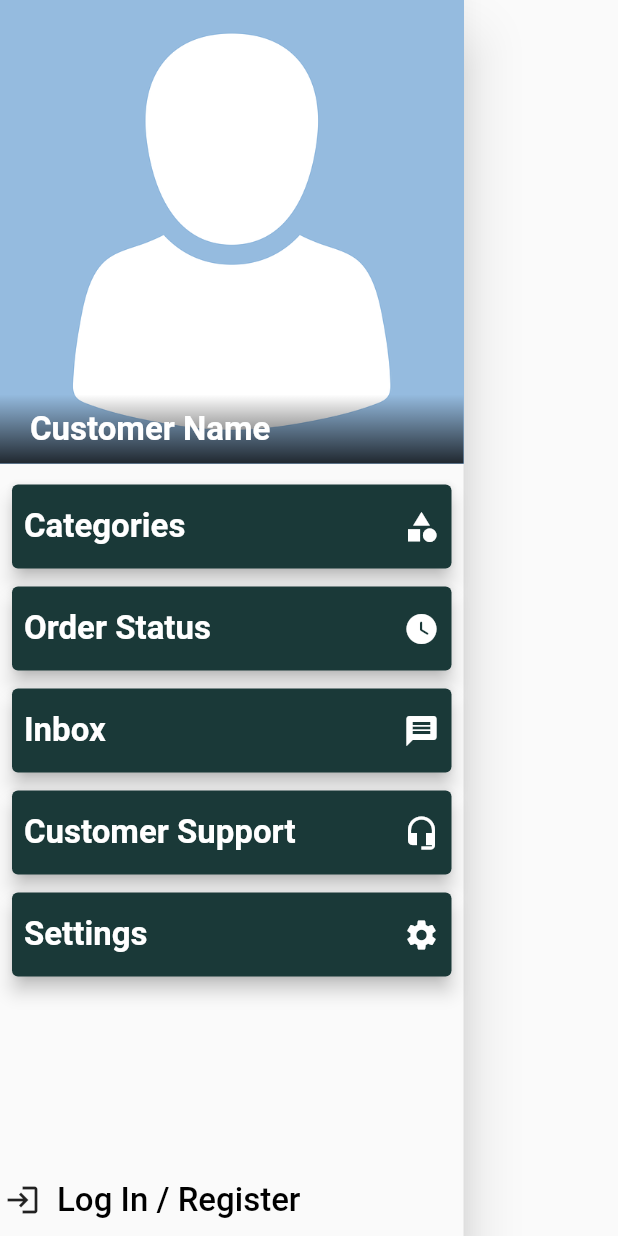
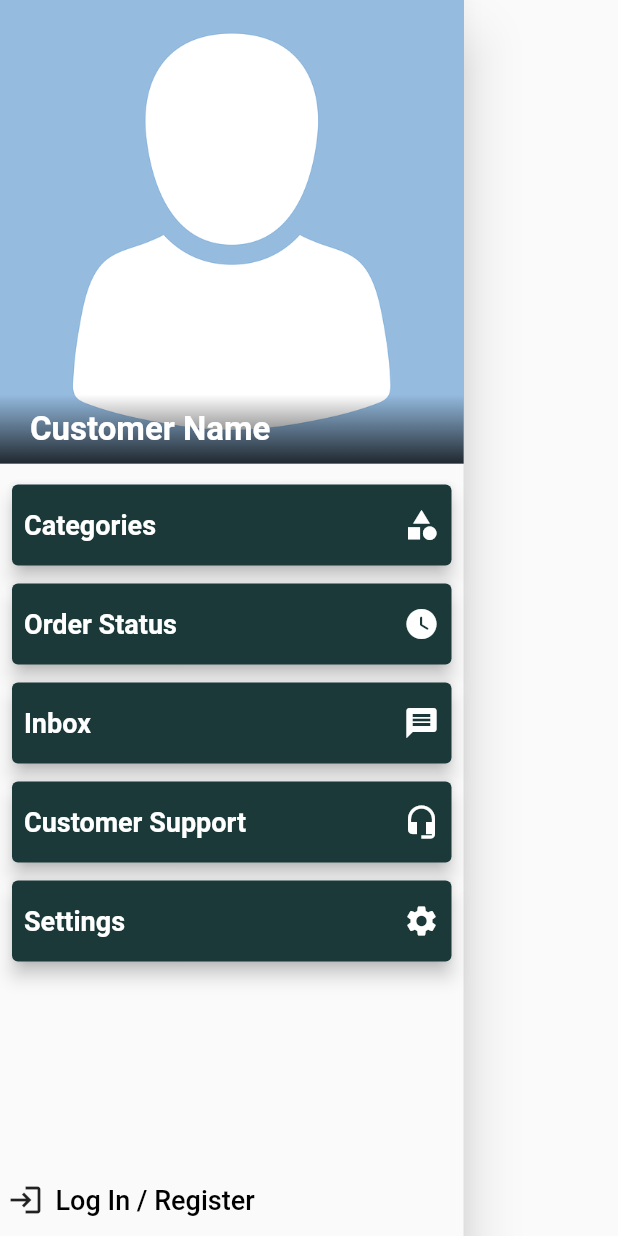
Before and after one commit to NABDroid/multivendor_ecommerce, a Flutter app: the NavigationDrawerWidget widget shown alone on an empty page, opened directly, on a phone screen of 412 x 824 dp. Run offline on Flutter 3.47's test engine with Material 2 defaults, Android fonts, the phone set to English and light mode, and no system bars; our stand-ins replace carousel_slider, equatable, flutter_spinkit, flutter_svg; missing offline and left inert: dart:ffi; network calls fail.

Commit message:
made minor adjustments to Menu Drawer

```diff
--- a/lib/CustomWidgets/NavigationDrawerWidget.dart
+++ b/lib/CustomWidgets/NavigationDrawerWidget.dart
@@ -140,12 +140,12 @@ class NavigationDrawerWidget extends StatelessWidget {
               child: Row(
                 children: [
                   Padding(
-                    padding: const EdgeInsets.symmetric(horizontal: 3),
+                    padding: const EdgeInsets.only(left: 5),
                     child: Icon(Icons.login),
                   ),
                   TextButton(onPressed: (){
                     Navigator.pushReplacement(context, MaterialPageRoute(builder: (context) => LoginScreen()));
-                  }, child: Text("Log In / Register", style: TextStyle(fontSize: 22,color: Colors.black)),),
+                  }, child: Text("Log In / Register", style: TextStyle(fontSize: 18,color: Colors.black)),),
                 ],
               ),
             ),
--- a/lib/Global.dart
+++ b/lib/Global.dart
@@ -19,5 +19,5 @@ Color primaryButtonColor = Colors.blueGrey,
 TextStyle titleTextStyle = TextStyle(fontWeight: FontWeight.bold, fontSize: 16);
 TextStyle descriptionTextStyle = TextStyle(fontWeight: FontWeight.normal, fontSize: 14);
 TextStyle headingTextStyle = TextStyle(fontWeight: FontWeight.bold, fontSize: 18);
-TextStyle menuItemTextStyle = TextStyle(fontSize: 22, fontWeight: FontWeight.bold,color: Colors.white);
+TextStyle menuItemTextStyle = TextStyle(fontSize: 18, fontWeight: FontWeight.bold,color: Colors.white);
 String apiDomain = "https://www.akijplastics.com/";
```
